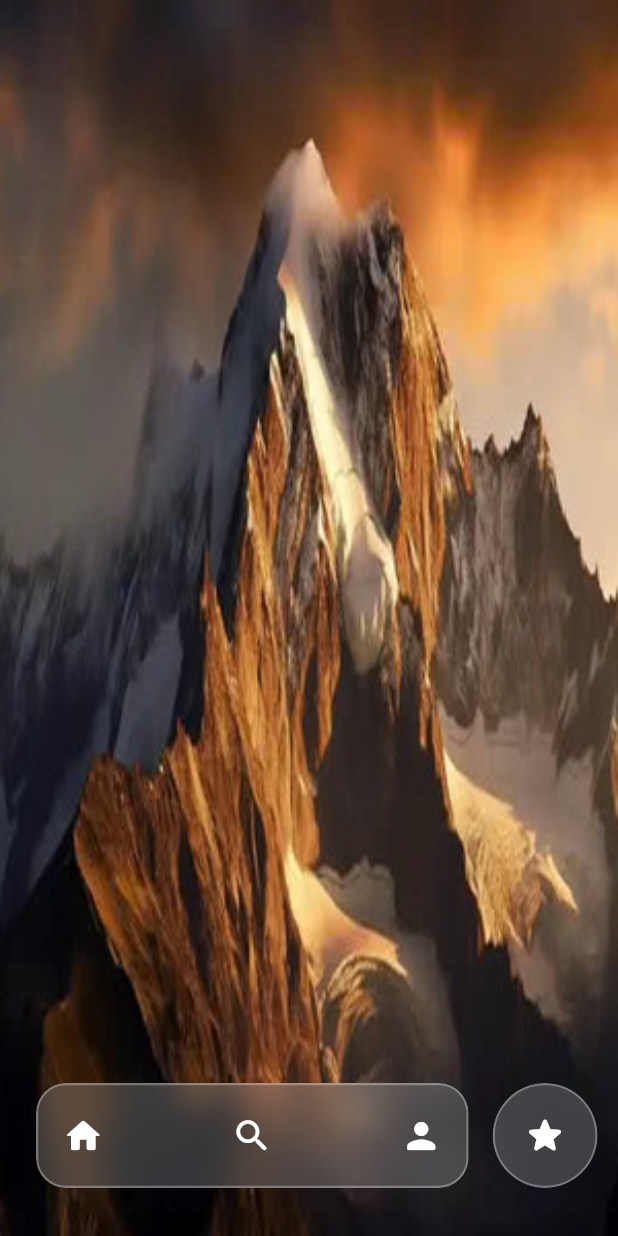
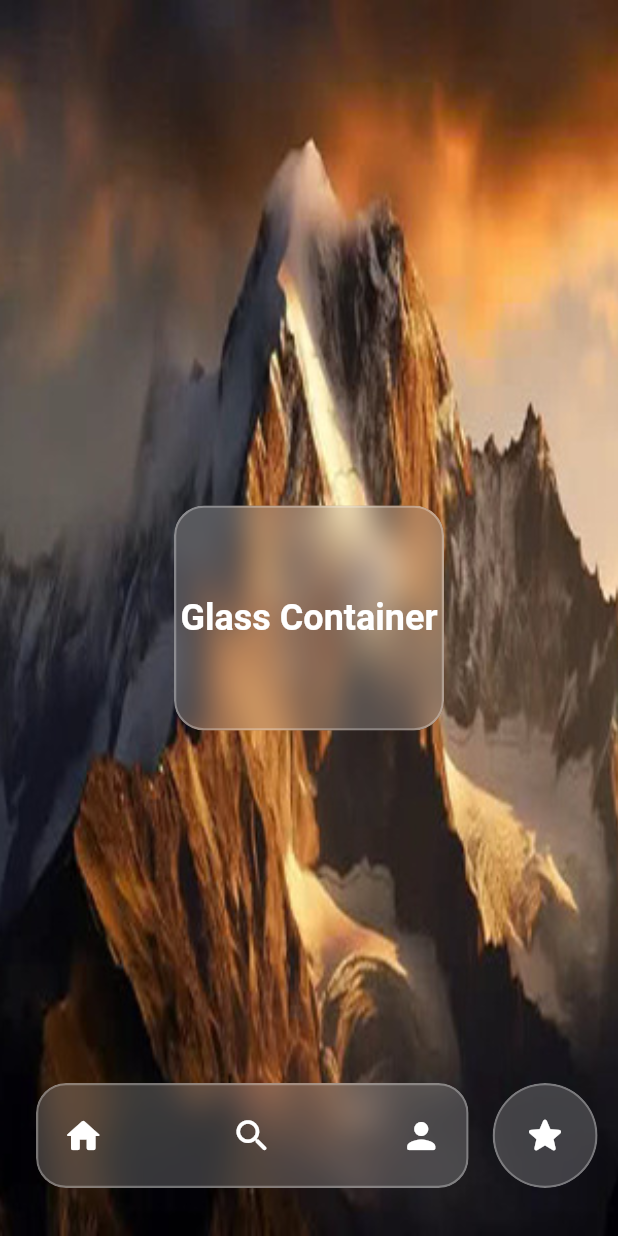
Before and after one commit to Someooo/my_flutter_template, a Flutter app: the screen it shows after launch, on a phone screen of 412 x 824 dp. Run offline on Flutter 3.47's test engine with Material 3 defaults, Android fonts, the light colour scheme and no system bars; our stand-ins replace equatable, firebase_analytics, firebase_crashlytics, flutter_screenutil, get; missing offline and left inert: cached_network_image_plus; accounts and stored records are empty; Roboto replaces fonts that are missing (Cairo).

Commit message:
add Glass Container in center screen

```diff
--- a/lib/features/home/presentation/screens/home_scrren.dart
+++ b/lib/features/home/presentation/screens/home_scrren.dart
@@ -12,7 +12,7 @@ class HomeScreen extends StatefulWidget {
 }
 
 class _HomeScreenState extends State<HomeScreen> {
-  static const double _overlayWidth = 120;
+  static const double _overlayWidth = 80;
   static const double _overlayHeight = 80;
   static const double _navigationBottomPadding = 32;
   static const double _navigationHeight = 70;
@@ -60,6 +60,9 @@ class _HomeScreenState extends State<HomeScreen> {
                 ),
               ),
             ),
+          ),
+          const Center(
+            child: ClassContainer(),
           ),
           AnimatedPositioned(
             duration: const Duration(milliseconds: 120),
@@ -305,3 +308,39 @@ class GlassCircleButton extends StatelessWidget {
     );
   }
 }
+
+class ClassContainer extends StatelessWidget {
+  const ClassContainer({super.key});
+
+  @override
+  Widget build(BuildContext context) {
+    return ClipRRect(
+      borderRadius: BorderRadius.circular(20),
+      child: BackdropFilter(
+        filter: ImageFilter.blur(sigmaX: 10, sigmaY: 10),
+        child: Container(
+          width: 180,
+          height: 150,
+          decoration: BoxDecoration(
+            color: Colors.white.withValues(alpha: 0.2),
+            borderRadius: BorderRadius.circular(20),
+            border: Border.all(
+              width: 1.5,
+              color: Colors.white.withValues(alpha: 0.3),
+            ),
+          ),
+          child: const Center(
+            child: Text(
+              'Glass Container',
+              style: TextStyle(
+                color: Colors.white,
+                fontSize: 24,
+                fontWeight: FontWeight.bold,
+              ),
+            ),
+          ),
+        ),
+      ),
+    );
+  }
+}
```
